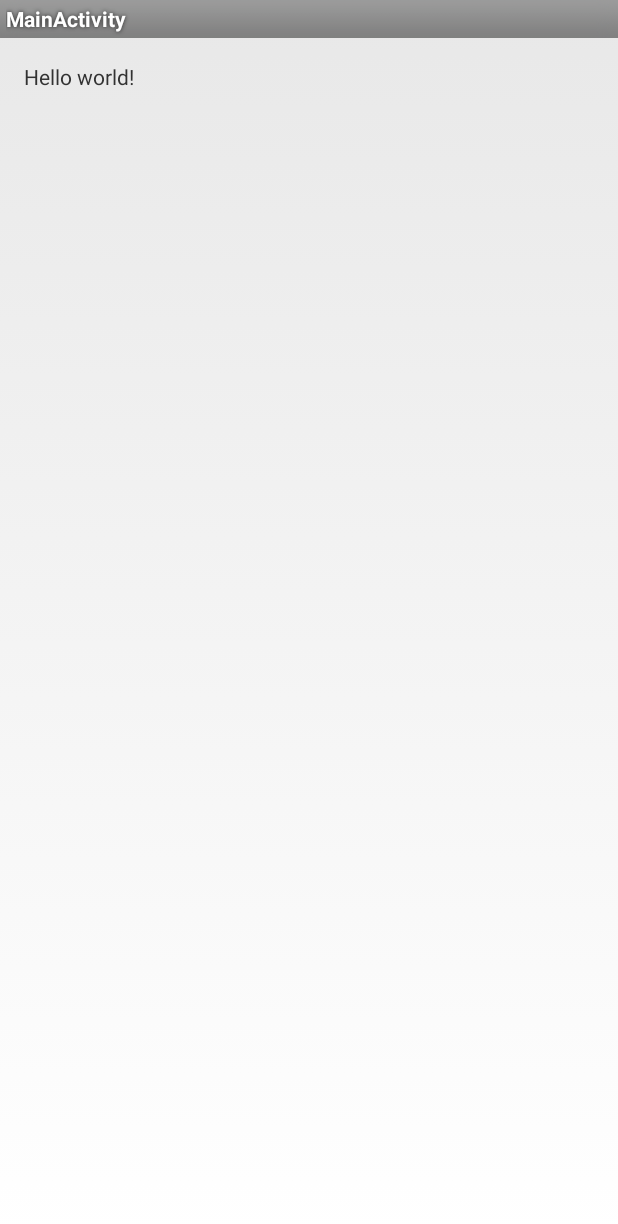
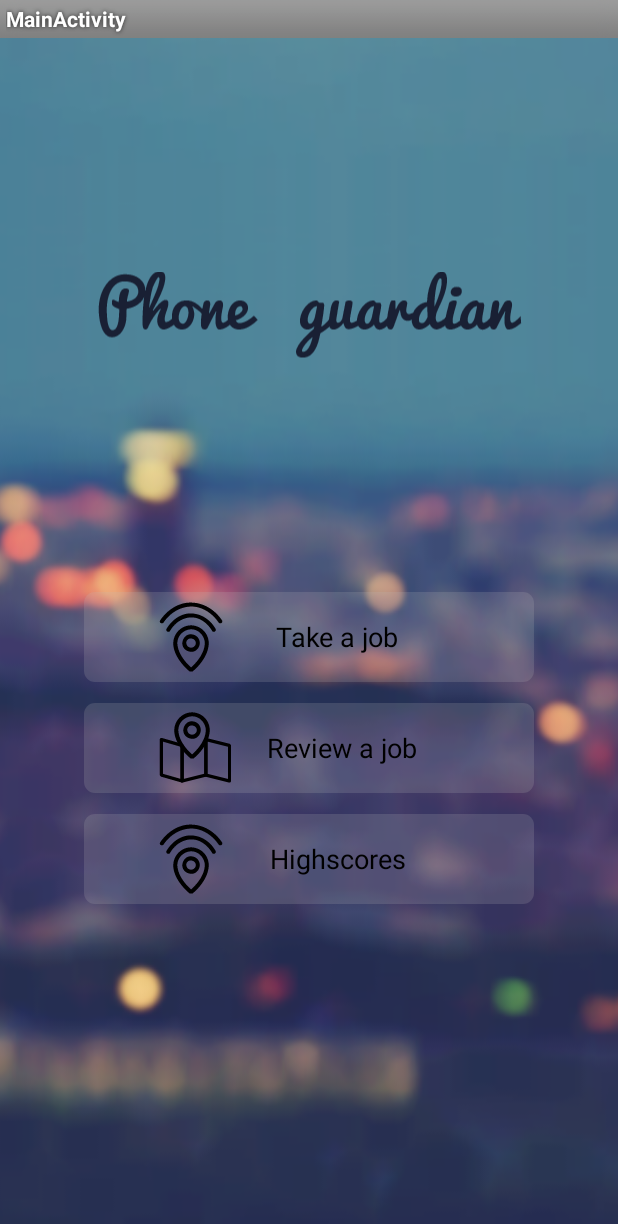
Before and after one commit to PhoneGuardian/AuthorityApp, an Android app: the MainActivity screen opened directly, with no data from a screen before it, on a phone screen of 412 x 824 dp. Shown: the top 1224 px of the screen. Run offline under Robolectric (Android 15) with nearby library versions, the phone set to English and light mode, and no system bars.

Commit message:
zadnje promene, layout,register acitivity

```diff
--- a/AuthorityApp/app/src/main/java/it/polimi/guardian/authorityapp/RegisterActivity.java
+++ b/AuthorityApp/app/src/main/java/it/polimi/guardian/authorityapp/RegisterActivity.java
@@ -137,8 +137,8 @@ public class RegisterActivity extends  Activity  implements OnClickListener {
                     Toast.makeText(this, "Invalid input data!", LENGTH_LONG).show();
                 else
                 {
-                    disableSignUp();//api key fe391b8a9148b9fdab66fcbb0ab3524a3afd2cee
-                    Cognalys.verifyMobileNumber(context, "d11cf058b1991bada9be7114bbe471410d433454", "bd0f84a2509f4f0f92b89b5", phone, new VerificationListner() {
+                    disableSignUp();
+                    Cognalys.verifyMobileNumber(context, "b8e95c3d942608bb12aa7af47961a1215694713d", "3db548d7fd8247278b2dc3d", phone, new VerificationListner() {
                         @Override
                         public void onVerificationStarted() {
                         }
@@ -146,7 +146,7 @@ public class RegisterActivity extends  Activity  implements OnClickListener {
                         @Override
                         public void onVerificationSuccess() {
                             enableSignUp();
-                            checkAndSaveUser(userNm, phone, type);
+                            checkAndSaveUser(userNm, Cognalys.getCountryCode(RegisterActivity.this)+ phone, type);
                         }
 
                         @Override
--- a/AuthorityApp/app/src/main/res/layout/activity_main.xml
+++ b/AuthorityApp/app/src/main/res/layout/activity_main.xml
@@ -1,12 +1,58 @@
 <RelativeLayout xmlns:android="http://schemas.android.com/apk/res/android"
-    xmlns:tools="http://schemas.android.com/tools" android:layout_width="match_parent"
-    android:layout_height="match_parent" android:paddingLeft="@dimen/activity_horizontal_margin"
-    android:paddingRight="@dimen/activity_horizontal_margin"
-    android:paddingTop="@dimen/activity_vertical_margin"
-    android:paddingBottom="@dimen/activity_vertical_margin"
+    xmlns:tools="http://schemas.android.com/tools"
+    android:layout_width="match_parent"
+    android:layout_height="match_parent"
+    android:fillViewport="true"
     tools:context="it.polimi.guardian.authorityapp.MainActivity">
 
-    <TextView android:text="@string/hello_world" android:layout_width="wrap_content"
-        android:layout_height="wrap_content" />
+    <ImageView
+        android:layout_width="match_parent"
+        android:layout_height="match_parent"
+        android:src="@drawable/bg_main"
+        android:scaleType="centerCrop"
+        tools:ignore="ContentDescription"
+        />
+
+
+    <Button
+        android:id="@+id/btn_take_a_job"
+        android:layout_width="wrap_content"
+        android:layout_height="wrap_content"
+        android:layout_marginBottom="@dimen/spacing_normal"
+        android:layout_centerInParent="true"
+        android:text="@string/take_a_job"
+        android:drawableLeft="@drawable/alert_icon"
+        style="@style/home_button_rounded_overlay_tall"
+        />
+    <ImageView
+        android:layout_width="wrap_content"
+        android:layout_height="wrap_content"
+        android:layout_centerHorizontal="true"
+        android:layout_above="@id/btn_take_a_job"
+        android:layout_alignParentTop="true"
+        android:src="@drawable/title_header"
+        />
+    <Button
+        android:id="@+id/btn_review_a_job"
+        android:layout_below="@id/btn_take_a_job"
+        android:layout_width="wrap_content"
+        android:layout_height="wrap_content"
+        android:layout_marginBottom="@dimen/spacing_normal"
+        android:layout_centerInParent="true"
+        android:text="@string/review_a_job"
+        android:drawableLeft="@drawable/map_icon"
+        style="@style/home_button_rounded_overlay_tall"
+        />
+    <Button
+        android:id="@+id/btn_highscores"
+        android:layout_below="@+id/btn_review_a_job"
+        android:layout_width="wrap_content"
+        android:layout_height="wrap_content"
+        android:layout_marginBottom="@dimen/spacing_normal"
+        android:layout_centerInParent="true"
+        android:text="@string/highscores"
+        android:drawableLeft="@drawable/alert_icon"
+        style="@style/home_button_rounded_overlay_tall"
+        />
 
 </RelativeLayout>
--- a/AuthorityApp/app/src/main/res/values/strings.xml
+++ b/AuthorityApp/app/src/main/res/values/strings.xml
@@ -284,4 +284,7 @@
     </string-array>
     <string name="type_prompt">Choose staff type: </string>
     <string name="title_activity_main">MainActivity</string>
+    <string name="take_a_job">Take a job</string>
+    <string name="review_a_job">Review a job</string>
+    <string name="highscores">Highscores</string>
 </resources>
```
